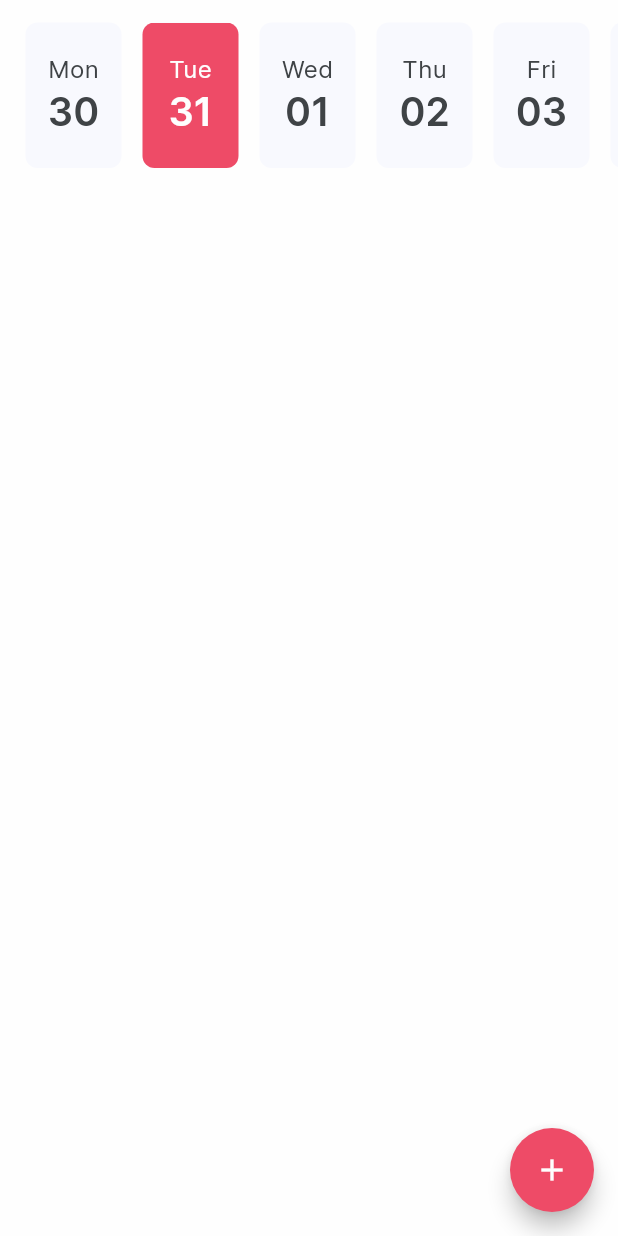
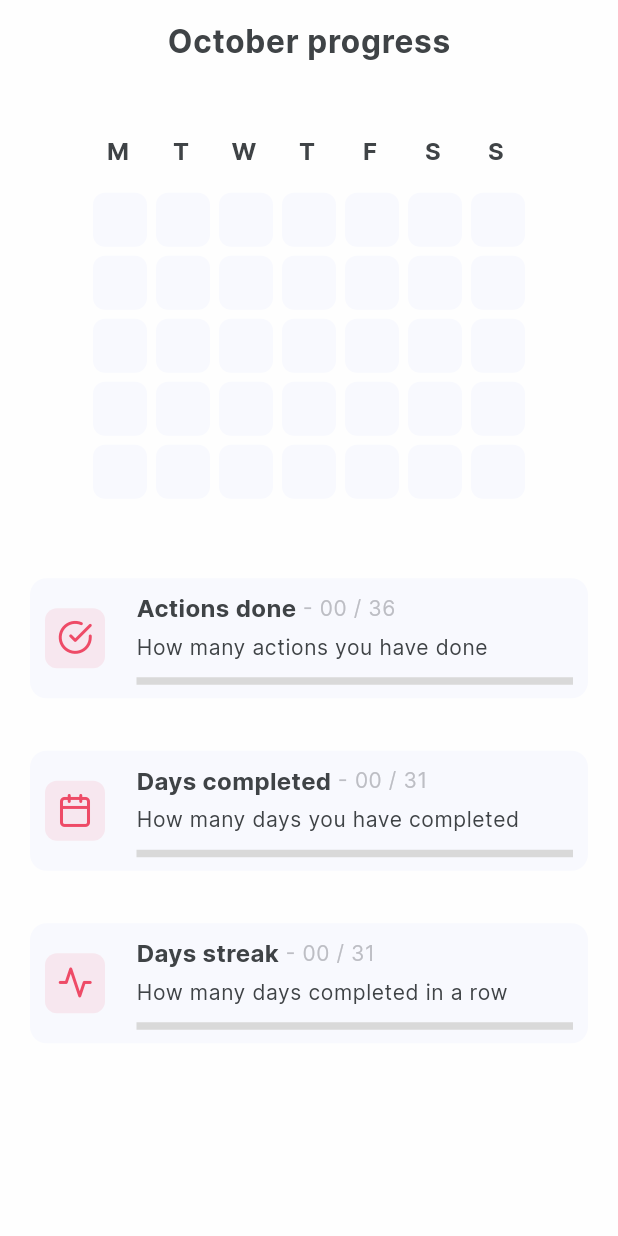
Before and after one commit to bianchettihugo/habit_go, a Flutter app: the screen it shows after launch, on a phone screen of 412 x 824 dp. Run offline on Flutter 3.47's test engine with Material 2 defaults, Android fonts, the phone set to English and light mode, and no system bars; our stand-ins replace bloc_concurrency, equatable, flutter_bloc, get_it, isar, lottie; missing offline and left inert: dataform; accounts and stored records are empty; generated files the repository leaves out were written again; project files that could hold a hidden picture were left out.

Commit message:
[HGO-1046] - add progress page and widgets

```diff
--- a/lib/app/habits/presentation/pages/habits_page.dart
+++ b/lib/app/habits/presentation/pages/habits_page.dart
@@ -9,9 +9,9 @@ import 'package:habit_go/app/habits/presentation/state/habits_bloc.dart';
 import 'package:habit_go/app/habits/presentation/state/habits_event.dart';
 import 'package:habit_go/app/habits/presentation/state/habits_state.dart';
 import 'package:habit_go/app/habits/presentation/widgets/habit_card.dart';
-import 'package:habit_go/app/habits/presentation/widgets/habit_error_widget.dart';
 import 'package:habit_go/core/utils/extensions.dart';
 import 'package:habit_go/core/widgets/calendar/calendar_widget.dart';
+import 'package:habit_go/core/widgets/errors/error_widget.dart';
 
 class HabitsPage extends StatefulWidget {
   const HabitsPage({super.key});
@@ -185,7 +185,7 @@ class HabitsPageState extends State<HabitsPage> {
 
                   if (state.status == HabitStatus.error) {
                     return Expanded(
-                      child: HabitErrorWidget(
+                      child: CustomErrorWidget(
                         onTryAgain: () =>
                             context.read<HabitsBloc>().add(HabitLoadEvent()),
                       ),
--- /dev/null
+++ b/lib/app/progress/presentation/pages/progress_page.dart
@@ -0,0 +1,205 @@
+import 'package:flutter/material.dart';
+import 'package:flutter_bloc/flutter_bloc.dart';
+import 'package:habit_go/app/progress/presentation/state/progress_bloc.dart';
+import 'package:habit_go/app/progress/presentation/state/progress_event.dart';
+import 'package:habit_go/app/progress/presentation/state/progress_state.dart';
+import 'package:habit_go/app/progress/presentation/widgets/progress_card.dart';
+import 'package:habit_go/core/utils/extensions.dart';
+import 'package:habit_go/core/widgets/errors/error_widget.dart';
+import 'package:habit_go/core/widgets/icons/feather_icons_icons.dart';
+
+import 'package:intl/intl.dart' as intl;
+import 'package:intl/intl.dart';
+
+class ProgressPage extends StatefulWidget {
+  const ProgressPage({super.key});
+
+  @override
+  State<ProgressPage> createState() => _ProgressPageState();
+}
+
+class _ProgressPageState extends State<ProgressPage> {
+  int totalActions = 0;
+  int doneActions = 0;
+  int completeDays = 0;
+  int daysStreak = 0;
+
+  List<TableRow> _getDays(BuildContext context, ProgressState state) {
+    totalActions = doneActions = completeDays = daysStreak = 0;
+    final rows = <TableRow>[];
+    final columns = <Widget>[];
+    var count = 0;
+    var streak = 0;
+
+    for (var i = 0; i < 36; i++) {
+      if (count == 7) {
+        rows.add(
+          TableRow(
+            children: [...columns],
+          ),
+        );
+        columns.clear();
+        count = 0;
+      }
+
+      final progress = i <= 29 ? state.progress.doneActions[i + 1] : 0;
+      final total = state.progress.totalActions[count];
+      final opacity = progress / total;
+
+      totalActions += total;
+      doneActions += progress;
+
+      if (opacity == 1) {
+        completeDays++;
+        streak++;
+        if (streak > daysStreak) {
+          daysStreak = streak;
+        }
+      } else {
+        streak = 0;
+      }
+
+      columns.add(
+        Container(
+          width: 32,
+          height: 36,
+          margin: const EdgeInsets.all(3),
+          decoration: BoxDecoration(
+            color: progress == 0 || total <= 0
+                ? context.theme.canvasColor
+                : context.theme.primaryColor.withOpacity(opacity),
+            borderRadius: BorderRadius.circular(8),
+          ),
+        ),
+      );
+      count++;
+    }
+
+    return rows;
+  }
+
+  int _getDaysInMonth() {
+    final now = DateTime.now();
+    return DateTime(now.year, now.month + 1, 0).day;
+  }
+
+  @override
+  Widget build(BuildContext context) {
+    return Scaffold(
+      appBar: AppBar(
+        elevation: 0,
+        centerTitle: true,
+        title: Text(
+          '${DateFormat("MMMM").format(DateTime.now())} progress',
+          style: context.text.bodyLarge?.copyWith(
+            fontWeight: FontWeight.bold,
+          ),
+        ),
+      ),
+      body: SafeArea(
+        child: BlocBuilder<ProgressBloc, ProgressState>(
+          builder: (context, state) {
+            if (state.status == ProgressStatus.loading) {
+              return const Center(child: CircularProgressIndicator());
+            }
+
+            if (state.status == ProgressStatus.error) {
+              return CustomErrorWidget(
+                onTryAgain: () =>
+                    context.read<ProgressBloc>().add(const ProgressLoadEvent()),
+              );
+            }
+
+            return Center(
+              child: Padding(
+                padding: const EdgeInsets.symmetric(horizontal: 20),
+                child: SingleChildScrollView(
+                  child: Column(
+                    crossAxisAlignment: CrossAxisAlignment.center,
+                    children: [
+                      Table(
+                        key: UniqueKey(),
+                        columnWidths: const <int, TableColumnWidth>{
+                          0: FixedColumnWidth(42),
+                          1: FixedColumnWidth(42),
+                          2: FixedColumnWidth(42),
+                          3: FixedColumnWidth(42),
+                          4: FixedColumnWidth(42),
+                          5: FixedColumnWidth(42),
+                          6: FixedColumnWidth(42),
+                        },
+                        defaultVerticalAlignment:
+                            TableCellVerticalAlignment.bottom,
+                        children: <TableRow>[
+                          TableRow(
+                            children: <Widget>[
+                              ...List.generate(
+                                7,
+                                (index) {
+                                  final date = DateTime.now();
+                                  final now = DateTime(
+                                    date.year,
+                                    date.month,
+                                    date.day - (date.weekday - 1),
+                                  );
+
+                                  return Container(
+                                    width: 32,
+                                    height: 36,
+                                    margin: const EdgeInsets.only(right: 2.5),
+                                    child: Text(
+                                      intl.DateFormat('EEEE')
+                                          .format(
+                                            now.add(Duration(days: index)),
+                                          )
+                                          .substring(0, 1)
+                                          .toUpperCase(),
+                                      textAlign: TextAlign.center,
+                                      style: context.text.bodyMedium?.copyWith(
+                                        fontWeight: FontWeight.bold,
+                                      ),
+                                    ),
+                                  );
+                                },
+                              ),
+                            ],
+                          ),
+                          ..._getDays(context, state),
+                        ],
+                      ),
+                      const SizedBox(height: 50),
+                      ProgressCard(
+                        value: doneActions,
+                        total: totalActions,
+                        icon: FeatherIcons.fi_check_circle,
+                        title: 'Actions done',
+                        description: 'How many actions you have done',
+                      ),
+                      const SizedBox(height: 20),
+                      ProgressCard(
+                        value: completeDays,
+                        total: _getDaysInMonth(),
+                        icon: FeatherIcons.fi_calendar,
+                        title: 'Days completed',
+                        description: 'How many days you have completed',
+                      ),
+                      const SizedBox(height: 20),
+                      ProgressCard(
+                        value: daysStreak,
+                        total: _getDaysInMonth(),
+                        icon: FeatherIcons.fi_activity,
+                        title: 'Days streak',
+                        description: 'How many days completed in a row',
+                      ),
+                      const SizedBox(height: 80),
+                    ],
+                  ),
+                ),
+              ),
+            );
+          },
+        ),
+      ),
+    );
+  }
+}
--- a/lib/app/progress/presentation/state/progress_bloc.dart
+++ b/lib/app/progress/presentation/state/progress_bloc.dart
@@ -1,5 +1,6 @@
 import 'dart:async';
 
+import 'package:bloc_concurrency/bloc_concurrency.dart';
 import 'package:flutter_bloc/flutter_bloc.dart';
 import 'package:habit_go/app/progress/domain/usecases/get_progress_usecase.dart';
 import 'package:habit_go/app/progress/domain/usecases/reset_progress_usecase.dart';
@@ -25,7 +26,7 @@ class ProgressBloc extends Bloc<ProgressEvent, ProgressState> {
         _updateTotalActions = updateTotalActionsUsecase,
         super(ProgressState()) {
     on<ProgressLoadEvent>(_onLoad);
-    on<ProgressActionEvent>(_onAction);
+    on<ProgressActionEvent>(_onAction, transformer: sequential());
     on<ProgressUpdateEvent>(_onUpdate);
     on<ProgressResetEvent>(_onReset);
   }
@@ -67,6 +68,7 @@ class ProgressBloc extends Bloc<ProgressEvent, ProgressState> {
     final result = await _updateActionsDone(
       day: index,
       actions: value,
+      delete: event.delete,
     );
 
     result.when(
@@ -98,6 +100,7 @@ class ProgressBloc extends Bloc<ProgressEvent, ProgressState> {
       repeat: event.repeat,
       oldActionDays: event.oldProgress,
       oldRepeat: event.oldRepeat,
+      delete: event.delete,
     );
 
     result.when(
--- a/lib/app/progress/presentation/state/progress_event.dart
+++ b/lib/app/progress/presentation/state/progress_event.dart
@@ -14,14 +14,16 @@ class ProgressLoadEvent extends ProgressEvent {
 class ProgressActionEvent extends ProgressEvent {
   final int index;
   final int value;
+  final bool delete;
 
   const ProgressActionEvent({
     required this.index,
     this.value = 1,
+    this.delete = false,
   });
 
   @override
-  List<Object?> get props => [index, value];
+  List<Object?> get props => [index, value, delete];
 }
 
 class ProgressUpdateEvent extends ProgressEvent {
@@ -29,12 +31,14 @@ class ProgressUpdateEvent extends ProgressEvent {
   final int repeat;
   final List<int>? oldProgress;
   final int? oldRepeat;
+  final bool delete;
 
   const ProgressUpdateEvent({
     required this.progress,
     required this.repeat,
     this.oldProgress,
     this.oldRepeat,
+    this.delete = false,
   });
 
   @override
@@ -43,6 +47,7 @@ class ProgressUpdateEvent extends ProgressEvent {
         repeat,
         oldProgress,
         oldRepeat,
+        delete,
       ];
 }
 
--- /dev/null
+++ b/lib/app/progress/presentation/widgets/progress_card.dart
@@ -0,0 +1,106 @@
+import 'package:flutter/material.dart';
+import 'package:habit_go/core/utils/extensions.dart';
+
+class ProgressCard extends StatefulWidget {
+  final int value;
+  final int total;
+  final IconData icon;
+  final String title;
+  final String description;
+
+  const ProgressCard({
+    required this.value,
+    required this.total,
+    required this.icon,
+    this.title = '',
+    this.description = '',
+    super.key,
+  });
+
+  @override
+  State<ProgressCard> createState() => _ProgressCardState();
+}
+
+class _ProgressCardState extends State<ProgressCard> {
+  @override
+  Widget build(BuildContext context) {
+    return Padding(
+      padding: const EdgeInsets.only(bottom: 15),
+      child: ListTile(
+        leading: SizedBox(
+          height: double.maxFinite,
+          width: 45,
+          child: Align(
+            alignment: Alignment.centerLeft,
+            child: Container(
+              padding: const EdgeInsets.all(8),
+              decoration: BoxDecoration(
+                color: context.theme.primaryColor.withOpacity(0.1),
+                borderRadius: BorderRadius.circular(8),
+              ),
+              child: Icon(
+                widget.icon,
+                color: context.theme.primaryColor,
+              ),
+            ),
+          ),
+        ),
+        tileColor: context.theme.canvasColor,
+        title: Column(
+          crossAxisAlignment: CrossAxisAlignment.start,
+          mainAxisSize: MainAxisSize.min,
+          children: [
+            Row(
+              crossAxisAlignment: CrossAxisAlignment.center,
+              children: [
+                Text(
+                  widget.title,
+                  style: context.text.bodyMedium?.copyWith(
+                    fontWeight: FontWeight.bold,
+                  ),
+                ),
+                Text(
+                  ' - ${widget.value.toString().padLeft(2, '0')} / ${widget.total}',
+                  style: context.text.bodySmall?.copyWith(
+                    color: context.theme.disabledColor,
+                  ),
+                ),
+              ],
+            ),
+            const SizedBox(height: 5),
+            Text(
+              widget.description,
+              style: context.text.bodySmall,
+            ),
+            const SizedBox(height: 10),
+          ],
+        ),
+        subtitle: ConstrainedBox(
+          constraints: const BoxConstraints(
+            minWidth: 130,
+            maxWidth: 140,
+          ),
+          child: TweenAnimationBuilder<double>(
+            duration: const Duration(milliseconds: 400),
+            curve: Curves.easeInOut,
+            tween: Tween<double>(
+              begin: 0,
+              end: widget.value / widget.total,
+            ),
+            builder: (context, value, _) => LinearProgressIndicator(
+              value: value,
+              minHeight: 5,
+            ),
+          ),
+        ),
+        shape: RoundedRectangleBorder(
+          borderRadius: BorderRadius.circular(11),
+        ),
+        contentPadding: const EdgeInsets.symmetric(
+          horizontal: 10,
+          vertical: 5,
+        ),
+      ),
+    );
+  }
+}
--- a/lib/core/themes/light_theme.dart
+++ b/lib/core/themes/light_theme.dart
@@ -180,7 +180,7 @@ class LightTheme {
             fontFamily: 'Inter',
           ),
           bodySmall: TextStyle(
-            fontSize: 12,
+            fontSize: 14,
             fontWeight: FontWeight.w400,
             letterSpacing: 0.4,
             height: 1.33,
--- a/lib/core/values/keys.dart
+++ b/lib/core/values/keys.dart
@@ -6,4 +6,5 @@ class Keys {
   static String lastDay = 'hab_monday';
   static String lastMonth = 'hab_month';
   static String lastYear = 'hab_year';
+  static String daysStreak = 'hab_days_streak';
 }
--- a/lib/app/habits/presentation/widgets/habit_error_widget.dart
+++ b/lib/core/widgets/errors/error_widget.dart
@@ -4,10 +4,10 @@ import 'package:habit_go/core/values/files.dart';
 import 'package:habit_go/core/widgets/buttons/link_button.dart';
 import 'package:lottie/lottie.dart';
 
-class HabitErrorWidget extends StatelessWidget {
+class CustomErrorWidget extends StatelessWidget {
   final VoidCallback onTryAgain;
 
-  const HabitErrorWidget({
+  const CustomErrorWidget({
     required this.onTryAgain,
     super.key,
   });
--- a/lib/main.dart
+++ b/lib/main.dart
@@ -1,11 +1,14 @@
 import 'package:flutter/material.dart';
 import 'package:flutter_bloc/flutter_bloc.dart';
+import 'package:habit_go/app/app.dart';
 import 'package:habit_go/app/habits/data/models/habit_model.dart';
 import 'package:habit_go/app/habits/habits_module.dart';
-import 'package:habit_go/app/habits/presentation/pages/habits_page.dart';
 import 'package:habit_go/app/habits/presentation/state/habits_bloc.dart';
 import 'package:habit_go/app/habits/presentation/state/habits_event.dart';
 import 'package:habit_go/app/progress/data/models/progress_model.dart';
+import 'package:habit_go/app/progress/presentation/pages/progress_page.dart';
+import 'package:habit_go/app/progress/presentation/state/progress_bloc.dart';
+import 'package:habit_go/app/progress/presentation/state/progress_event.dart';
 import 'package:habit_go/app/progress/progress_module.dart';
 import 'package:habit_go/core/services/dependency/dependency_service.dart';
 import 'package:habit_go/core/services/events/event_service.dart';
@@ -27,6 +30,7 @@ Future<void> main() async {
 
   HabitsModule.init();
   ProgressModule.init();
+  AppModule.init();
 
   runApp(const MyApp());
 }
@@ -56,8 +60,12 @@ class TestWidget extends StatelessWidget {
           create: (BuildContext context) =>
               Dependency.get<HabitsBloc>()..add(HabitLoadEvent()),
         ),
+        BlocProvider<ProgressBloc>(
+          create: (BuildContext context) =>
+              Dependency.get<ProgressBloc>()..add(const ProgressLoadEvent()),
+        ),
       ],
-      child: const HabitsPage(),
+      child: const ProgressPage(),
     );
   }
 }
```
Also changed, not shown: lib/app/app.dart (added, +55 -0 lines), lib/app/progress/data/datasources/progress_datasource.local.dart (+8 -0 lines), lib/app/progress/progress_module.dart (+10 -0 lines), 9 other files.
